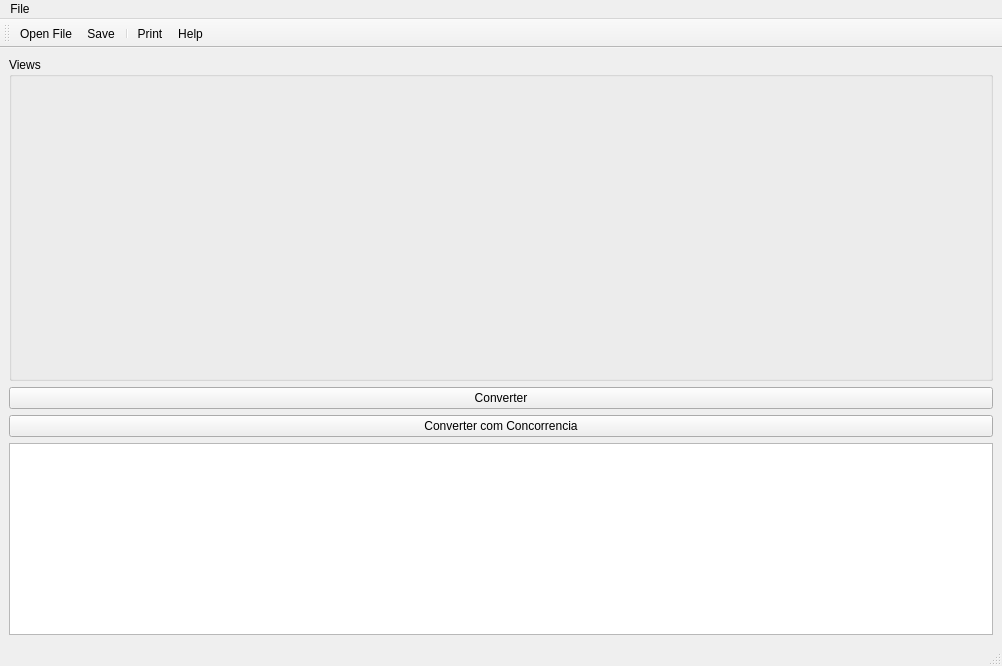
Qt form programaca-concorrente-2024-01/trabalho-final/MainWindow.ui (diegomatos321/UFRJ-Laboratorios) before a commit.
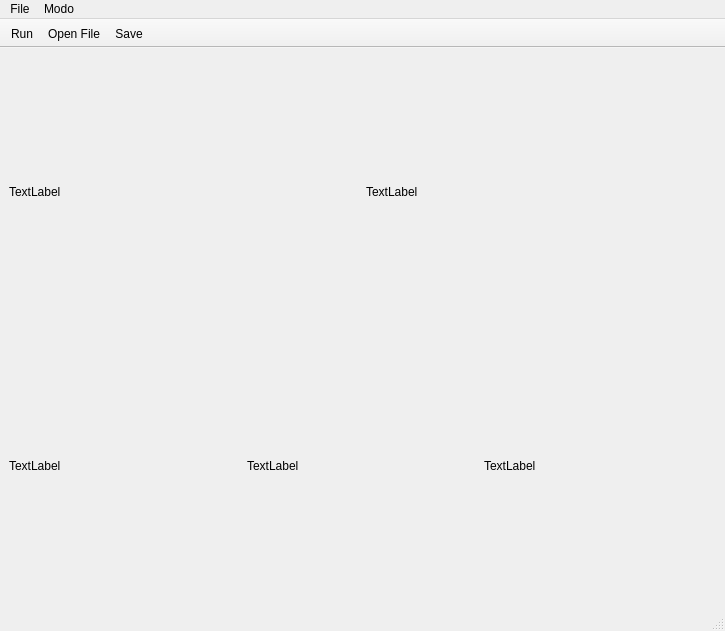
The same form after that commit. Icons and pictures are not drawn.

```diff
--- a/programaca-concorrente-2024-01/trabalho-final/MainWindow.ui
+++ b/programaca-concorrente-2024-01/trabalho-final/MainWindow.ui
@@ -6,8 +6,8 @@
    <rect>
     <x>0</x>
     <y>0</y>
-    <width>1002</width>
-    <height>666</height>
+    <width>725</width>
+    <height>631</height>
    </rect>
   </property>
   <property name="windowTitle">
@@ -26,50 +26,51 @@
   <widget class="QWidget" name="centralwidget">
    <layout class="QGridLayout" name="gridLayout_2">
     <item row="0" column="0">
-     <widget class="QGroupBox" name="groupBoxGraph">
-      <property name="sizePolicy">
-       <sizepolicy hsizetype="Expanding" vsizetype="Expanding">
-        <horstretch>1</horstretch>
-        <verstretch>1</verstretch>
-       </sizepolicy>
-      </property>
-      <property name="title">
-       <string>Views</string>
-      </property>
-      <layout class="QGridLayout" name="gridLayout">
-       <item row="0" column="1">
-        <widget class="QLabel" name="ImageOutput">
+     <layout class="QVBoxLayout" name="verticalLayout">
+      <item>
+       <layout class="QHBoxLayout" name="horizontalLayout">
+        <item>
+         <widget class="QLabel" name="OriginalImage">
          <property name="text">
-          <string/>
+           <string>TextLabel</string>
          </property>
         </widget>
        </item>
-       <item row="0" column="0">
-        <widget class="QLabel" name="ImageInput">
+        <item>
+         <widget class="QLabel" name="ResultImage">
          <property name="text">
-          <string/>
+           <string>TextLabel</string>
          </property>
         </widget>
        </item>
       </layout>
-     </widget>
-    </item>
-    <item row="1" column="0">
-     <widget class="QPushButton" name="convertButton">
+      </item>
+      <item>
+       <layout class="QHBoxLayout" name="horizontalLayout_2">
+        <item>
+         <widget class="QLabel" name="GrayScaleImage">
+          <property name="text">
+           <string>TextLabel</string>
+          </property>
+         </widget>
+        </item>
+        <item>
+         <widget class="QLabel" name="Histogram">
       <property name="text">
-       <string>Converter</string>
+           <string>TextLabel</string>
       </property>
      </widget>
     </item>
-    <item row="2" column="0">
-     <widget class="QPushButton" name="convertButtonC">
+        <item>
+         <widget class="QLabel" name="BinaryImage">
       <property name="text">
-       <string>Converter com Concorrencia</string>
+           <string>TextLabel</string>
       </property>
      </widget>
     </item>
-    <item row="3" column="0">
-     <widget class="QPlainTextEdit" name="plainTextOutput"/>
+       </layout>
+      </item>
+     </layout>
     </item>
    </layout>
   </widget>
@@ -78,7 +79,7 @@
     <rect>
      <x>0</x>
      <y>0</y>
-     <width>1002</width>
+     <width>725</width>
      <height>22</height>
     </rect>
    </property>
@@ -93,10 +94,21 @@
     <addaction name="actionHelp"/>
     <addaction name="actionExit"/>
    </widget>
+   <widget class="QMenu" name="menuModo">
+    <property name="title">
+     <string>Modo</string>
+    </property>
+    <addaction name="actionSequencial"/>
+    <addaction name="actionConcorrente"/>
+   </widget>
    <addaction name="menuFile"/>
+   <addaction name="menuModo"/>
   </widget>
   <widget class="QStatusBar" name="statusbar"/>
   <widget class="QToolBar" name="toolBar">
+   <property name="movable">
+    <bool>false</bool>
+   </property>
    <property name="orientation">
     <enum>Qt::Orientation::Horizontal</enum>
    </property>
@@ -112,11 +124,9 @@
    <attribute name="toolBarBreak">
     <bool>false</bool>
    </attribute>
+   <addaction name="actionRun"/>
    <addaction name="actionOpenFile"/>
    <addaction name="actionSave"/>
-   <addaction name="separator"/>
-   <addaction name="actionPrint"/>
-   <addaction name="actionHelp"/>
   </widget>
   <action name="actionOpenFile">
    <property name="enabled">
@@ -135,15 +145,6 @@
     <string>Exit</string>
    </property>
   </action>
-  <action name="actionPrint">
-   <property name="icon">
-    <iconset resource="Icons/icons.qrc">
-     <normaloff>:/Icons/print.png</normaloff>:/Icons/print.png</iconset>
-   </property>
-   <property name="text">
-    <string>Print</string>
-   </property>
-  </action>
   <action name="actionHelp">
    <property name="icon">
     <iconset resource="Icons/icons.qrc">
@@ -162,6 +163,39 @@
     <string>Save</string>
    </property>
   </action>
+  <action name="actionRun">
+   <property name="icon">
+    <iconset theme="QIcon::ThemeIcon::MediaPlaybackStart"/>
+   </property>
+   <property name="text">
+    <string>Run</string>
+   </property>
+   <property name="toolTip">
+    <string>Executa o algoritmo na imagem selecionada</string>
+   </property>
+   <property name="menuRole">
+    <enum>QAction::MenuRole::NoRole</enum>
+   </property>
+  </action>
+  <action name="actionSequencial">
+   <property name="checkable">
+    <bool>true</bool>
+   </property>
+   <property name="checked">
+    <bool>true</bool>
+   </property>
+   <property name="text">
+    <string>Sequencial</string>
+   </property>
+  </action>
+  <action name="actionConcorrente">
+   <property name="checkable">
+    <bool>true</bool>
+   </property>
+   <property name="text">
+    <string>Concorrente</string>
+   </property>
+  </action>
  </widget>
  <resources>
   <include location="Icons/icons.qrc"/>
```
Left out of the diff: 2 changed lines with no effect on the pictures. Lines whose indentation alone changed are shown as unchanged.
